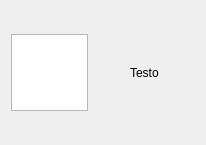
Claudiaf26/Network_sharing, file UserInterface/notification.ui: the form before one commit.
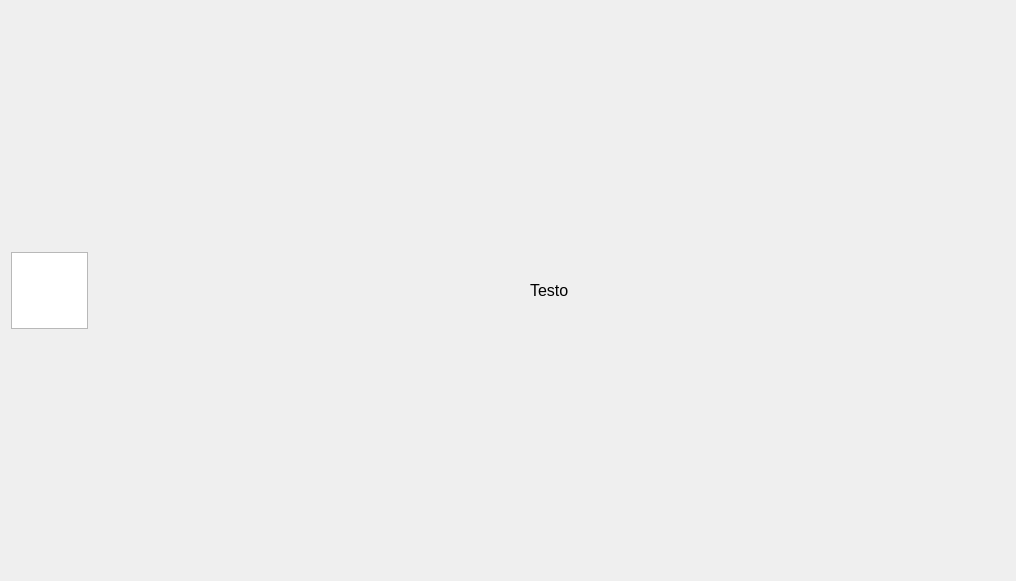
The form after the commit.

What changed in the file:
```diff
--- a/UserInterface/notification.ui
+++ b/UserInterface/notification.ui
@@ -6,12 +6,12 @@
    <rect>
     <x>0</x>
     <y>0</y>
-    <width>206</width>
-    <height>145</height>
+    <width>1016</width>
+    <height>581</height>
    </rect>
   </property>
   <property name="sizePolicy">
-   <sizepolicy hsizetype="MinimumExpanding" vsizetype="MinimumExpanding">
+   <sizepolicy hsizetype="Expanding" vsizetype="Expanding">
     <horstretch>0</horstretch>
     <verstretch>0</verstretch>
    </sizepolicy>
@@ -44,6 +44,11 @@
    </item>
    <item alignment="Qt::AlignHCenter">
     <widget class="QLabel" name="userLabel">
+     <property name="font">
+      <font>
+       <pointsize>12</pointsize>
+      </font>
+     </property>
      <property name="text">
       <string>Testo</string>
      </property>
```
